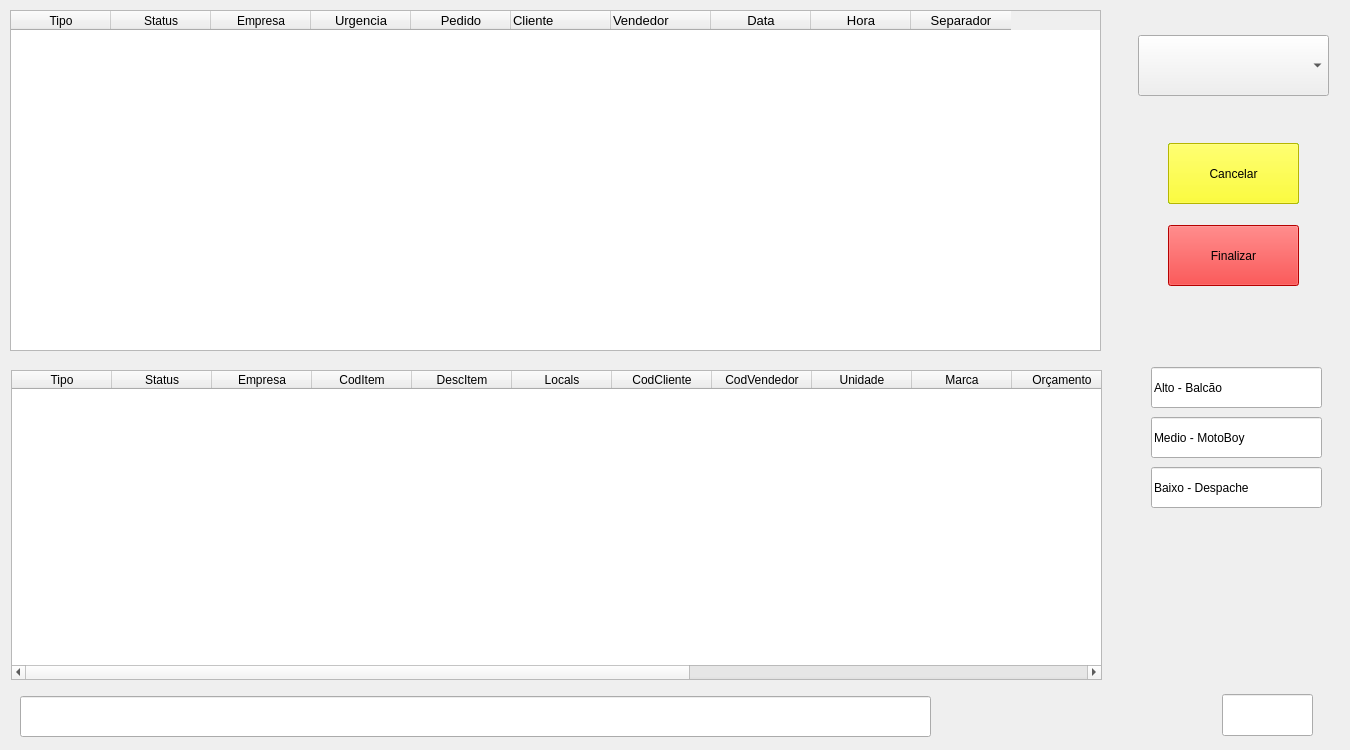
First picture: the form in Ui/main.ui, repository GustavoAdM/SeparacaoApp, before the edit.
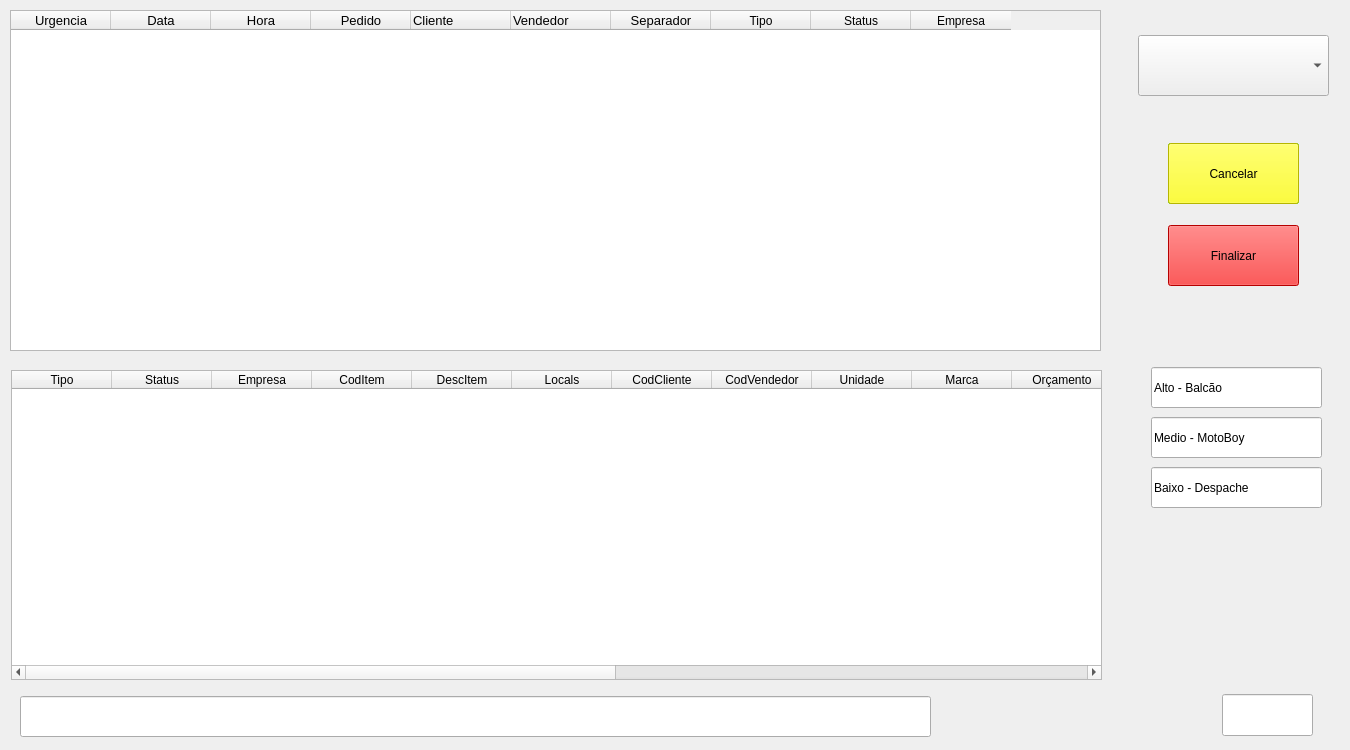
Second picture: the form after the edit.

The edit to the form file:
```diff
--- a/Ui/main.ui
+++ b/Ui/main.ui
@@ -44,21 +44,6 @@
     <property name="selectionBehavior">
      <enum>QAbstractItemView::SelectRows</enum>
     </property>
-    <column>
-     <property name="text">
-      <string>Tipo</string>
-     </property>
-    </column>
-    <column>
-     <property name="text">
-      <string>Status</string>
-     </property>
-    </column>
-    <column>
-     <property name="text">
-      <string>Empresa</string>
-     </property>
-    </column>
     <column>
      <property name="text">
       <string>Urgencia</string>
@@ -69,45 +54,6 @@
       </font>
      </property>
     </column>
-    <column>
-     <property name="text">
-      <string>Pedido</string>
-     </property>
-     <property name="font">
-      <font>
-       <pointsize>10</pointsize>
-      </font>
-     </property>
-     <property name="textAlignment">
-      <set>AlignCenter</set>
-     </property>
-    </column>
-    <column>
-     <property name="text">
-      <string>Cliente</string>
-     </property>
-     <property name="font">
-      <font>
-       <pointsize>10</pointsize>
-      </font>
-     </property>
-     <property name="textAlignment">
-      <set>AlignLeading|AlignVCenter</set>
-     </property>
-    </column>
-    <column>
-     <property name="text">
-      <string>Vendedor</string>
-     </property>
-     <property name="font">
-      <font>
-       <pointsize>10</pointsize>
-      </font>
-     </property>
-     <property name="textAlignment">
-      <set>AlignLeading|AlignVCenter</set>
-     </property>
-    </column>
     <column>
      <property name="text">
       <string>Data</string>
@@ -128,6 +74,45 @@
       </font>
      </property>
     </column>
+    <column>
+     <property name="text">
+      <string>Pedido</string>
+     </property>
+     <property name="font">
+      <font>
+       <pointsize>10</pointsize>
+      </font>
+     </property>
+     <property name="textAlignment">
+      <set>AlignCenter</set>
+     </property>
+    </column>
+    <column>
+     <property name="text">
+      <string>Cliente</string>
+     </property>
+     <property name="font">
+      <font>
+       <pointsize>10</pointsize>
+      </font>
+     </property>
+     <property name="textAlignment">
+      <set>AlignLeading|AlignVCenter</set>
+     </property>
+    </column>
+    <column>
+     <property name="text">
+      <string>Vendedor</string>
+     </property>
+     <property name="font">
+      <font>
+       <pointsize>10</pointsize>
+      </font>
+     </property>
+     <property name="textAlignment">
+      <set>AlignLeading|AlignVCenter</set>
+     </property>
+    </column>
     <column>
      <property name="text">
       <string>Separador</string>
@@ -138,6 +123,21 @@
       </font>
      </property>
     </column>
+    <column>
+     <property name="text">
+      <string>Tipo</string>
+     </property>
+    </column>
+    <column>
+     <property name="text">
+      <string>Status</string>
+     </property>
+    </column>
+    <column>
+     <property name="text">
+      <string>Empresa</string>
+     </property>
+    </column>
    </widget>
    <widget class="QLineEdit" name="infos">
     <property name="geometry">
@@ -416,6 +416,16 @@
       <string>Separador</string>
      </property>
     </column>
+    <column>
+     <property name="text">
+      <string>ID</string>
+     </property>
+    </column>
+    <column>
+     <property name="text">
+      <string>Cod Forn</string>
+     </property>
+    </column>
    </widget>
   </widget>
  </widget>
```
